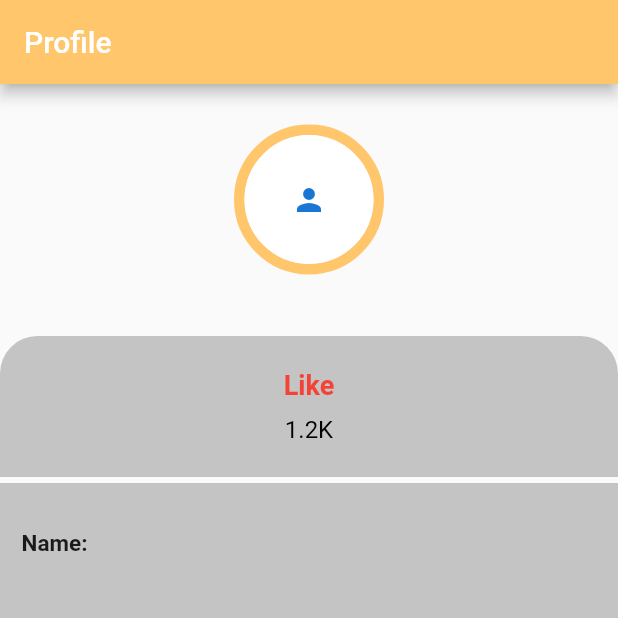
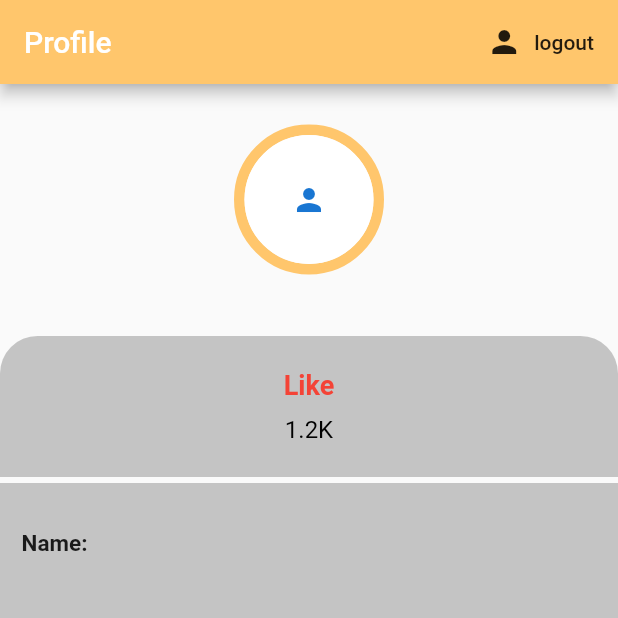
Before and after one commit to NungWinPP/project_cheese, a Flutter app: the screen it shows once a user with an empty profile is signed in, item 2 of the bottom bar chosen, after a tap on "Profile", on a phone screen of 412 x 824 dp, the top half of it. Run offline on Flutter 3.47's test engine with Material 2 defaults, Android fonts, the phone set to English and light mode, and no system bars; our stand-ins replace cloud_firestore, file_picker, firebase_auth, firebase_core, firebase_storage, flutter_datetime_picker and 1 more; missing offline and left inert: dart:ffi, flappy_search_bar, flutter_pdfview; accounts and stored records are empty.

Commit message:
Very final

```diff
--- a/lib/main.dart
+++ b/lib/main.dart
@@ -48,6 +48,7 @@ class _MyAppState extends State<MyApp> {
   Widget build(BuildContext context) {
     return StreamProvider<Users>.value(
       value: AuthService().user,
+      initialData: null,
       child: MaterialApp(
         home: Wrapper(),
       ),
--- a/lib/page/mycheese_add.dart
+++ b/lib/page/mycheese_add.dart
@@ -27,6 +27,7 @@ class _MyCheeseAddState extends State<MyCheeseAdd> {
         file != null ? Path.basename(file.path) : 'No File Selected';
     return Scaffold(
       appBar: AppBar(
+        backgroundColor: Color(0xFFFFC66C),
         title: Text("Add New Cheese"),
       ),
       body: Column(
--- a/lib/page/profile.dart
+++ b/lib/page/profile.dart
@@ -1,3 +1,4 @@
+import 'package:csc234_project_cheese/controllers/auth.dart';
 import 'package:firebase_auth/firebase_auth.dart';
 import 'package:firebase_core/firebase_core.dart';
 import 'package:flutter/material.dart';
@@ -12,6 +13,7 @@ class Profile extends StatefulWidget {
 }
 
 class _ProfileState extends State<Profile> {
+  final AuthService _auth = AuthService();
   final User user = FirebaseAuth.instance.currentUser;
   String _userId;
   Future<void> getUserId() async {
@@ -30,6 +32,15 @@ class _ProfileState extends State<Profile> {
         appBar: AppBar(
           title: Text("Profile"),
           backgroundColor: Color(0xFFFFC66C),
+          actions: <Widget>[
+            FlatButton.icon(
+              icon: Icon(Icons.person),
+              label: Text('logout'),
+              onPressed: () async {
+                await _auth.signOut();
+              },
+            ),
+          ],
         ),
         body: Container(
             width: double.infinity,
--- a/lib/page/search.dart
+++ b/lib/page/search.dart
@@ -30,6 +30,7 @@ class _SearchState extends State<Search> {
 
     return Scaffold(
         appBar: AppBar(
+          backgroundColor: Color(0xFFFFC66C),
           title: Text("Search"),
         ),
         body: SafeArea(
```
Also changed, not shown: pubspec.lock.
